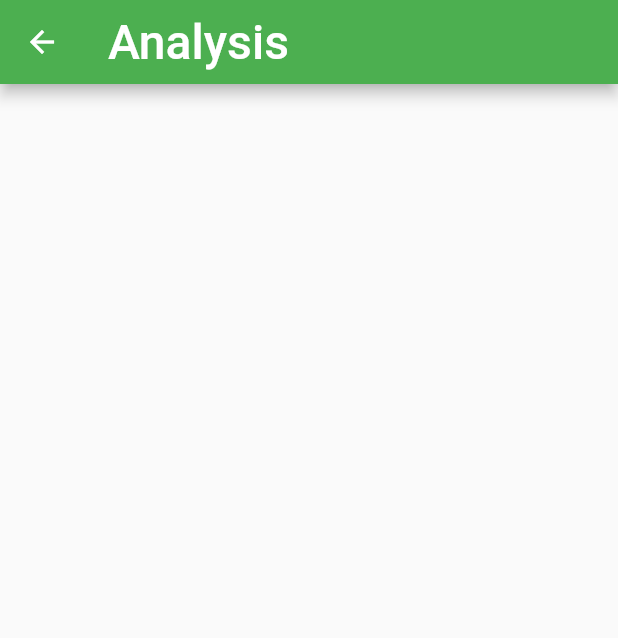
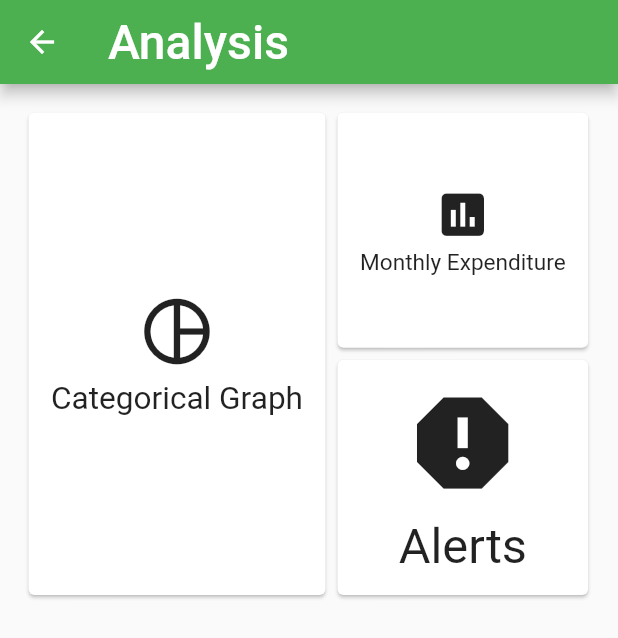
Before and after one commit to yousifm/vault, a Flutter app: the AnalysisScreen screen opened by its route, on a phone screen of 412 x 824 dp. Shown: the top 638 px of the screen. Run offline on Flutter 3.47's test engine with Material 2 defaults, Android fonts, the phone set to English and light mode, and no system bars; network calls fail.

Commit message:
analysis screen

```diff
--- a/lib/screens/analysis_screen.dart
+++ b/lib/screens/analysis_screen.dart
@@ -1,4 +1,5 @@
 import 'package:flutter/material.dart';
+import 'package:vault/widgets/analysis_card.dart';
 
 class AnalysisScreen extends StatelessWidget {
   static const routeName = '/analysis';
@@ -12,7 +13,37 @@ class AnalysisScreen extends StatelessWidget {
           style: Theme.of(context).textTheme.title,
         ),
       ),
-      body: Container(),
+      body: Container(
+          padding: EdgeInsets.all(15),
+          child: Row(
+            children: <Widget>[
+              AnalysisCardItem(
+                  height: MediaQuery.of(context).size.height * 0.4,
+                  width: MediaQuery.of(context).size.width * 0.5,
+                  icon: Icons.pie_chart_outlined,
+                  iconSize: 50,
+                  text: "Categorical Graph"),
+              Column(
+                mainAxisSize: MainAxisSize.min,
+                children: <Widget>[
+                  AnalysisCardItem(
+                    height: MediaQuery.of(context).size.height * 0.2,
+                    width: MediaQuery.of(context).size.width * 0.425,
+                    icon: Icons.insert_chart,
+                    text: "Monthly Expenditure",
+                    iconSize: 50,
+                  ),
+                  AnalysisCardItem(
+                    height: MediaQuery.of(context).size.height * 0.2,
+                    width: MediaQuery.of(context).size.width * 0.425,
+                    icon: Icons.report,
+                    text: "Alerts",
+                    iconSize: 50,
+                  )
+                ],
+              )
+            ],
+          )),
     );
   }
 }
--- a/lib/screens/expenditure_screen.dart
+++ b/lib/screens/expenditure_screen.dart
@@ -40,6 +40,22 @@ class ExpenditureScreen extends StatelessWidget {
             icon: Icons.calendar_view_day,
             text: "Octopus",
             amount: amountWhereMedium(transactions, "Octopus"),
+          ),
+          SizedBox(
+            height: 25,
+          ),
+          Row(
+            mainAxisAlignment: MainAxisAlignment.center,
+            children: <Widget>[
+              Text(
+                "Total: ",
+                style: TextStyle(fontSize: 32, fontWeight: FontWeight.bold),
+              ),
+              Text(
+                "HKD ${transactions.transactions.fold(0.0, (sum, val) => sum + val['amount']).toStringAsFixed(2)}",
+                style: TextStyle(fontSize: 30),
+              )
+            ],
           )
         ],
       ))),
--- /dev/null
+++ b/lib/widgets/analysis_card.dart
@@ -0,0 +1,41 @@
+import 'package:flutter/material.dart';
+
+class AnalysisCardItem extends StatelessWidget {
+  IconData icon;
+  String text;
+  double height;
+  double width;
+  double iconSize;
+
+  AnalysisCardItem(
+      {this.icon, this.text, this.height, this.width, this.iconSize});
+
+  @override
+  Widget build(BuildContext context) {
+    return Container(
+        height: height,
+        width: width,
+        child: Card(
+          child: Padding(
+            padding: const EdgeInsets.all(15),
+            child: FittedBox(
+              child: Column(
+                children: <Widget>[
+                  Icon(
+                    icon,
+                    size: iconSize,
+                  ),
+                  SizedBox(
+                    height: 5,
+                  ),
+                  Text(
+                    text,
+                    style: TextStyle(fontSize: 20),
+                  )
+                ],
+              ),
+            ),
+          ),
+        ));
+  }
+}
```
